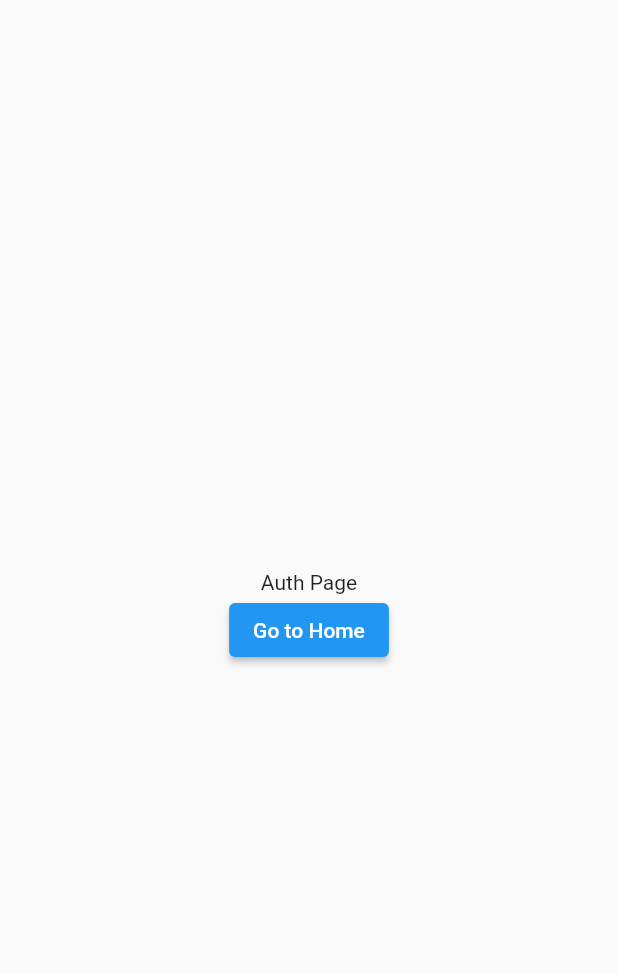
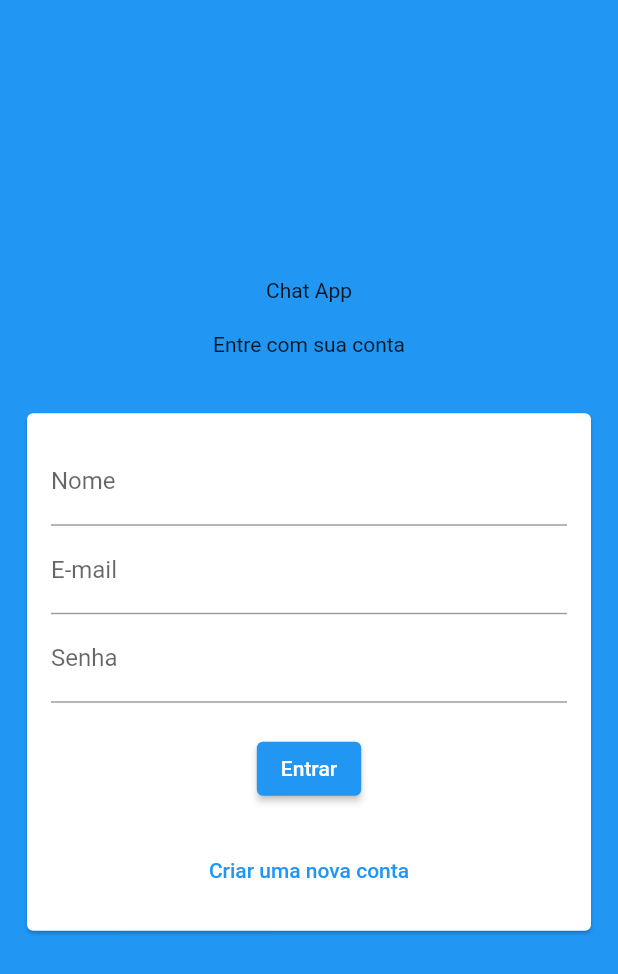
Before and after one commit to TonySilva7/chat-flutter, a Flutter app: the AuthPage screen opened directly, on a phone screen of 412 x 824 dp. Shown: the top 974 px of the screen. Run offline on Flutter 3.47's test engine with Material 2 defaults, Android fonts, the phone set to English and light mode, and no system bars.

Commit message:
feat: create form login

```diff
--- a/lib/app/app.dart
+++ b/lib/app/app.dart
@@ -1,4 +1,4 @@
-import 'package:chat/app/pages/loading_pages.dart';
+import 'package:chat/app/pages/auth_page.dart';
 import 'package:flutter/material.dart';
 
 class App extends StatelessWidget {
@@ -13,7 +13,7 @@ class App extends StatelessWidget {
         // is not restarted.
         primarySwatch: Colors.blue,
       ),
-      home: const LoadingPage(),
+      home: const AuthPage(),
     );
   }
 }
--- a/lib/app/pages/auth_page.dart
+++ b/lib/app/pages/auth_page.dart
@@ -1,4 +1,6 @@
 import 'package:flutter/material.dart';
+
+import '../widgets/auth_form.dart';
 
 class AuthPage extends StatelessWidget {
   const AuthPage({super.key});
@@ -6,18 +8,19 @@ class AuthPage extends StatelessWidget {
   @override
   Widget build(BuildContext context) {
     return Scaffold(
+      backgroundColor: Theme.of(context).primaryColor,
       body: Center(
-        child: Column(
-          mainAxisAlignment: MainAxisAlignment.center,
-          children: [
-            Text('Auth Page'),
-            ElevatedButton(
-              onPressed: () {
-                Navigator.of(context).pushReplacementNamed('/home');
-              },
-              child: const Text('Go to Home'),
-            ),
-          ],
+        child: SingleChildScrollView(
+          child: Column(
+            mainAxisAlignment: MainAxisAlignment.center,
+            children: const [
+              Text('Chat App'),
+              SizedBox(height: 20),
+              Text('Entre com sua conta'),
+              SizedBox(height: 20),
+              AuthForm(),
+            ],
+          ),
         ),
       ),
     );
--- a/lib/app/widgets/auth_form.dart
+++ b/lib/app/widgets/auth_form.dart
@@ -1,11 +1,44 @@
-import 'package:flutter/src/widgets/framework.dart';
-import 'package:flutter/src/widgets/placeholder.dart';
+import 'package:flutter/material.dart';
 
 class AuthForm extends StatelessWidget {
   const AuthForm({super.key});
 
   @override
   Widget build(BuildContext context) {
-    return const Placeholder();
+    return Card(
+      margin: const EdgeInsets.all(18),
+      child: Padding(
+        padding: const EdgeInsets.all(16.0),
+        child: Form(
+          child: Column(
+            children: [
+              TextFormField(
+                decoration: const InputDecoration(labelText: 'Nome'),
+                keyboardType: TextInputType.text,
+              ),
+              TextFormField(
+                decoration: const InputDecoration(labelText: 'E-mail'),
+                keyboardType: TextInputType.emailAddress,
+              ),
+              TextFormField(
+                decoration: const InputDecoration(labelText: 'Senha'),
+                keyboardType: TextInputType.visiblePassword,
+                obscureText: true,
+              ),
+              const SizedBox(height: 20),
+              ElevatedButton(
+                onPressed: () {},
+                child: const Text('Entrar'),
+              ),
+              const SizedBox(height: 20),
+              TextButton(
+                onPressed: () {},
+                child: const Text('Criar uma nova conta'),
+              ),
+            ],
+          ),
+        ),
+      ),
+    );
   }
 }
```
